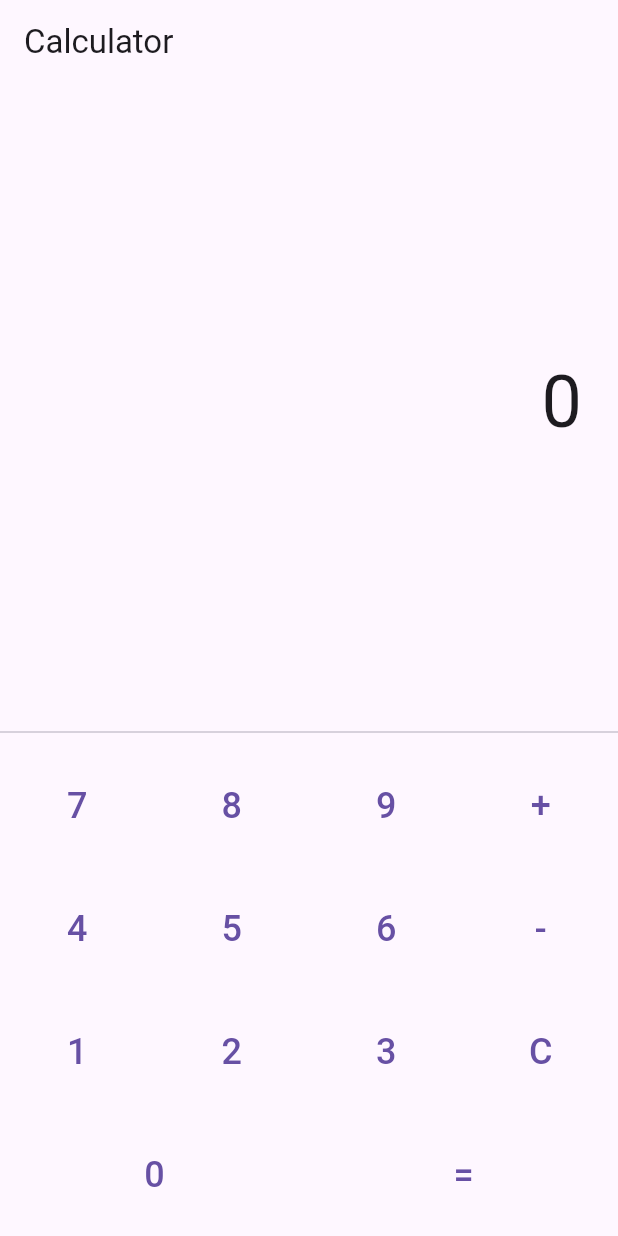
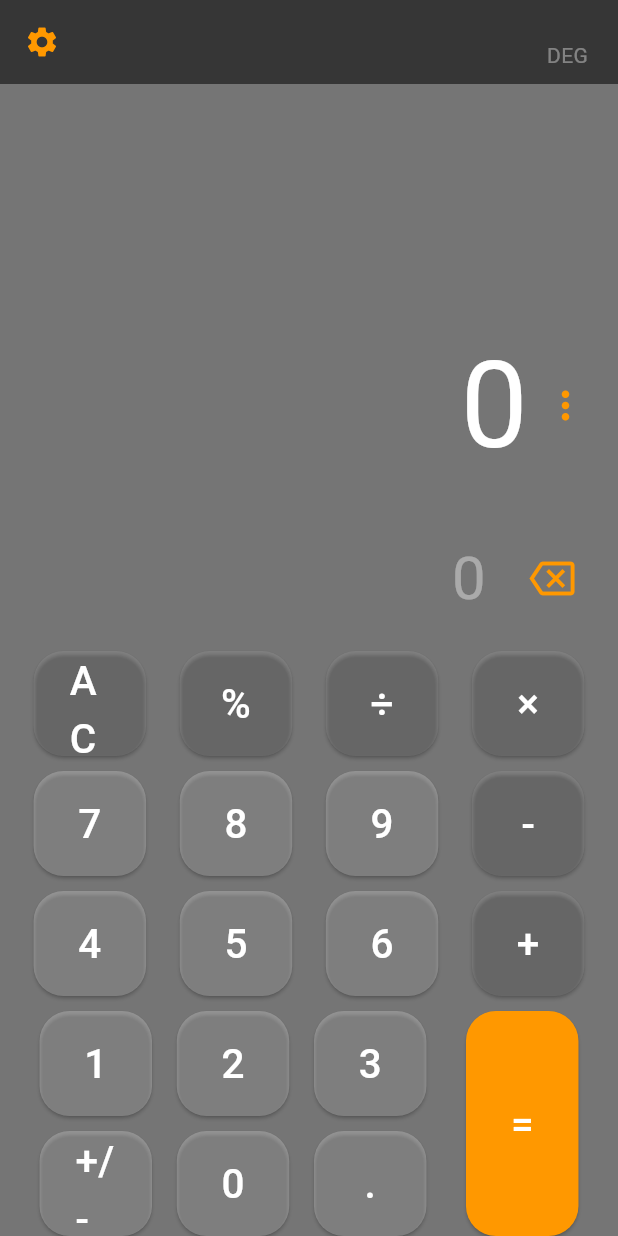
Before and after one commit to airinhaque/calculator, a Flutter app: the screen it shows after launch, on a phone screen of 412 x 824 dp. Run offline on Flutter 3.47's test engine with Material 3 defaults, Android fonts, the phone set to English and light mode, and no system bars; our stand-ins replace math_expressions.

```diff
--- /dev/null
+++ b/calculator/lib/calc_button.dart
@@ -0,0 +1,21 @@
+import 'package:flutter/material.dart';
+
+Widget calcButton(
+    String buttonText, Color buttonColor, void Function()? buttonPressed) {
+  return Container(
+    width: 75,
+    height: buttonText == '=' ? 150 : 70,
+    padding: const EdgeInsets.all(0),
+    child: ElevatedButton(
+      onPressed: buttonPressed,
+      style: ElevatedButton.styleFrom(
+          shape: const RoundedRectangleBorder(
+              borderRadius: BorderRadius.all(Radius.circular(20))),
+          backgroundColor: buttonColor),
+      child: Text(
+        buttonText,
+        style: const TextStyle(fontSize: 27, color: Colors.white),
+      ),
+    ),
+  );
+}
--- /dev/null
+++ b/calculator/lib/calculator_view.dart
@@ -0,0 +1,220 @@
+import 'package:calculator/calc_button.dart';
+//import 'package:calculator_app/calc_button.dart';
+import 'package:flutter/material.dart';
+import 'package:math_expressions/math_expressions.dart';
+
+class CalculatorView extends StatefulWidget {
+  const CalculatorView({Key? key}) : super(key: key);
+
+  @override
+  State<CalculatorView> createState() => _CalculatorViewState();
+}
+
+class _CalculatorViewState extends State<CalculatorView> {
+  String equation = "0";
+  String result = "0";
+  String expression = "";
+  double equationFontSize = 38.0;
+  double resultFontSize = 48.0;
+
+  buttonPressed(String buttonText) {
+    // used to check if the result contains a decimal
+    String doesContainDecimal(dynamic result) {
+      if (result.toString().contains('.')) {
+        List<String> splitDecimal = result.toString().split('.');
+        if (!(int.parse(splitDecimal[1]) > 0)) {
+          return result = splitDecimal[0].toString();
+        }
+      }
+      return result;
+    }
+
+    setState(() {
+      if (buttonText == "AC") {
+        equation = "0";
+        result = "0";
+      } else if (buttonText == "⌫") {
+        equation = equation.substring(0, equation.length - 1);
+        if (equation == "") {
+          equation = "0";
+        }
+      } else if (buttonText == "+/-") {
+        if (equation[0] != '-') {
+          equation = '-$equation';
+        } else {
+          equation = equation.substring(1);
+        }
+      } else if (buttonText == "=") {
+        expression = equation;
+        expression = expression.replaceAll('×', '*');
+        expression = expression.replaceAll('÷', '/');
+        expression = expression.replaceAll('%', '%');
+
+        try {
+          Parser p = Parser();
+          Expression exp = p.parse(expression);
+
+          ContextModel cm = ContextModel();
+          result = '${exp.evaluate(EvaluationType.REAL, cm)}';
+          if (expression.contains('%')) {
+            result = doesContainDecimal(result);
+          }
+        } catch (e) {
+          result = "Error";
+        }
+      } else {
+        if (equation == "0") {
+          equation = buttonText;
+        } else {
+          equation = equation + buttonText;
+        }
+      }
+    });
+  }
+
+  @override
+  Widget build(BuildContext context) {
+    return Scaffold(
+        backgroundColor: Colors.black54,
+        appBar: AppBar(
+          elevation: 0,
+          backgroundColor: Colors.black54,
+          leading: const Icon(Icons.settings, color: Colors.orange),
+          actions: const [
+            Padding(
+              padding: EdgeInsets.only(top: 18.0),
+              child: Text('DEG', style: TextStyle(color: Colors.white38)),
+            ),
+            SizedBox(width: 20),
+          ],
+        ),
+        body: SafeArea(
+          child: Column(
+            mainAxisAlignment: MainAxisAlignment.end,
+            children: [
+              Align(
+                alignment: Alignment.bottomRight,
+                child: SingleChildScrollView(
+                  scrollDirection: Axis.horizontal,
+                  child: Column(
+                    crossAxisAlignment: CrossAxisAlignment.end,
+                    children: [
+                      Row(
+                        mainAxisAlignment: MainAxisAlignment.end,
+                        children: <Widget>[
+                          Padding(
+                              padding: const EdgeInsets.all(10.0),
+                              child: Text(result,
+                                  textAlign: TextAlign.left,
+                                  style: const TextStyle(
+                                      color: Colors.white, fontSize: 80))),
+                          const Icon(Icons.more_vert,
+                              color: Colors.orange, size: 30),
+                          const SizedBox(width: 20),
+                        ],
+                      ),
+                      Row(
+                        mainAxisAlignment: MainAxisAlignment.end,
+                        children: [
+                          Padding(
+                            padding: const EdgeInsets.all(20),
+                            child: Text(equation,
+                                style: const TextStyle(
+                                  fontSize: 40,
+                                  color: Colors.white38,
+                                )),
+                          ),
+                          IconButton(
+                            icon: const Icon(Icons.backspace_outlined,
+                                color: Colors.orange, size: 30),
+                            onPressed: () {
+                              buttonPressed("⌫");
+                            },
+                          ),
+                          const SizedBox(width: 20),
+                        ],
+                      )
+                    ],
+                  ),
+                ),
+              ),
+              Row(
+                mainAxisAlignment: MainAxisAlignment.spaceEvenly,
+                children: [
+                  calcButton('AC', Colors.white10, () => buttonPressed('AC')),
+                  calcButton('%', Colors.white10, () => buttonPressed('%')),
+                  calcButton('÷', Colors.white10, () => buttonPressed('÷')),
+                  calcButton("×", Colors.white10, () => buttonPressed('×')),
+                ],
+              ),
+              const SizedBox(height: 10),
+
+              Row(
+                mainAxisAlignment: MainAxisAlignment.spaceEvenly,
+                children: [
+                  calcButton('7', Colors.white24, () => buttonPressed('7')),
+                  calcButton('8', Colors.white24, () => buttonPressed('8')),
+                  calcButton('9', Colors.white24, () => buttonPressed('9')),
+                  calcButton('-', Colors.white10, () => buttonPressed('-')),
+                ],
+              ),
+              const SizedBox(height: 10),
+
+              Row(
+                mainAxisAlignment: MainAxisAlignment.spaceEvenly,
+                children: [
+                  calcButton('4', Colors.white24, () => buttonPressed('4')),
+                  calcButton('5', Colors.white24, () => buttonPressed('5')),
+                  calcButton('6', Colors.white24, () => buttonPressed('6')),
+                  calcButton('+', Colors.white10, () => buttonPressed('+')),
+                ],
+              ),
+              const SizedBox(height: 10),
+              // calculator number buttons
+
+              Row(
+                mainAxisAlignment: MainAxisAlignment.spaceEvenly,
+                children: [
+                  Column(
+//mainAxisAlignment: MainAxisAlignment.spaceAround
+                    children: [
+                      Row(
+                        children: [
+                          calcButton(
+                              '1', Colors.white24, () => buttonPressed('1')),
+                          SizedBox(
+                              width: MediaQuery.of(context).size.width * 0.04),
+                          calcButton(
+                              '2', Colors.white24, () => buttonPressed('2')),
+                          SizedBox(
+                              width: MediaQuery.of(context).size.width * 0.04),
+                          calcButton(
+                              '3', Colors.white24, () => buttonPressed('3')),
+                        ],
+                      ),
+                      const SizedBox(height: 10),
+                      Row(
+                        mainAxisAlignment: MainAxisAlignment.spaceEvenly,
+                        children: [
+                          calcButton('+/-', Colors.white24,
+                              () => buttonPressed('+/-')),
+                          SizedBox(
+                              width: MediaQuery.of(context).size.width * 0.04),
+                          calcButton(
+                              '0', Colors.white24, () => buttonPressed('0')),
+                          SizedBox(
+                              width: MediaQuery.of(context).size.width * 0.04),
+                          calcButton(
+                              '.', Colors.white24, () => buttonPressed('.')),
+                        ],
+                      ),
+                    ],
+                  ),
+                  calcButton('=', Colors.orange, () => buttonPressed('=')),
+                ],
+              )
+            ],
+          ),
+        ));
+  }
+}
--- a/calculator/lib/main.dart
+++ b/calculator/lib/main.dart
@@ -1,153 +1,22 @@
+import 'package:calculator/calculator_view.dart';
 import 'package:flutter/material.dart';
 
 void main() {
-  runApp(CalculatorApp());
+  runApp(const MyApp());
 }
 
-class CalculatorApp extends StatelessWidget {
+class MyApp extends StatelessWidget {
+  const MyApp({super.key});
+
   @override
   Widget build(BuildContext context) {
     return MaterialApp(
-      title: 'Calculator',
+      title: 'Calculator App',
       theme: ThemeData(
         primarySwatch: Colors.blue,
       ),
-      home: CalculatorHomePage(),
+      debugShowCheckedModeBanner: false,
+      home: const CalculatorView(),
     );
   }
 }
-
-class CalculatorHomePage extends StatefulWidget {
-  const CalculatorHomePage({Key? key}) : super(key: key);
-
-  @override
-  _CalculatorHomePageState createState() => _CalculatorHomePageState();
-}
-
-class _CalculatorHomePageState extends State<CalculatorHomePage> {
-  String display = '0';
-  double num1 = 0.0;
-  double num2 = 0.0;
-  String operand = '';
-
-  void _buttonPressed(String buttonText) {
-    if (buttonText == 'C') {
-      _clearDisplay();
-    } else if (buttonText == '+' || buttonText == '-') {
-      num1 = double.parse(display);
-      operand = buttonText;
-      _clearDisplay();
-    } else if (buttonText == '=') {
-      num2 = double.parse(display);
-      _calculate();
-    } else {
-      if (display == '0') {
-        display = buttonText;
-      } else {
-        display += buttonText;
-      }
-    }
-    setState(() {
-      display;
-    });
-  }
-
-  void _calculate() {
-    double result = 0.0;
-    switch (operand) {
-      case '+':
-        result = num1 + num2;
-        break;
-      case '-':
-        result = num1 - num2;
-        break;
-    }
-    display = result.toString();
-  }
-
-  void _clearDisplay() {
-    display = '0';
-    num1 = 0.0;
-    num2 = 0.0;
-    operand = '';
-  }
-
-  Widget _buildButton(String buttonText) {
-    return Expanded(
-      child: TextButton(
-        onPressed: () => _buttonPressed(buttonText),
-        style: ButtonStyle(
-          padding: MaterialStateProperty.all<EdgeInsetsGeometry>(
-            EdgeInsets.all(24.0),
-          ),
-        ),
-        child: Text(
-          buttonText,
-          style: TextStyle(
-            fontSize: 24.0,
-          ),
-        ),
-      ),
-    );
-  }
-
-  @override
-  Widget build(BuildContext context) {
-    return Scaffold(
-      appBar: AppBar(
-        title: Text('Calculator'),
-      ),
-      body: Column(
-        children: <Widget>[
-          Expanded(
-            child: Container(
-              padding: EdgeInsets.all(24.0),
-              alignment: Alignment.centerRight,
-              child: Text(
-                display,
-                style: TextStyle(
-                  fontSize: 48.0,
-                ),
-              ),
-            ),
-          ),
-          Divider(),
-          Column(
-            children: <Widget>[
-              Row(
-                children: <Widget>[
-                  _buildButton('7'),
-                  _buildButton('8'),
-                  _buildButton('9'),
-                  _buildButton('+'),
-                ],
-              ),
-              Row(
-                children: <Widget>[
-                  _buildButton('4'),
-                  _buildButton('5'),
-                  _buildButton('6'),
-                  _buildButton('-'),
-                ],
-              ),
-              Row(
-                children: <Widget>[
-                  _buildButton('1'),
-                  _buildButton('2'),
-                  _buildButton('3'),
-                  _buildButton('C'),
-                ],
-              ),
-              Row(
-                children: <Widget>[
-                  _buildButton('0'),
-                  _buildButton('='),
-                ],
-              ),
-            ],
-          ),
-        ],
-      ),
-    );
-  }
-}
--- a/calculator/pubspec.yaml
+++ b/calculator/pubspec.yaml
@@ -35,6 +35,8 @@ dependencies:
   # The following adds the Cupertino Icons font to your application.
   # Use with the CupertinoIcons class for iOS style icons.
   cupertino_icons: ^1.0.2
+  math_expressions: ^2.4.0
+  google_fonts: ^6.1.0
 
 dev_dependencies:
   flutter_test:
```
Also changed, not shown: calculator/pubspec.lock, 12 other files.
